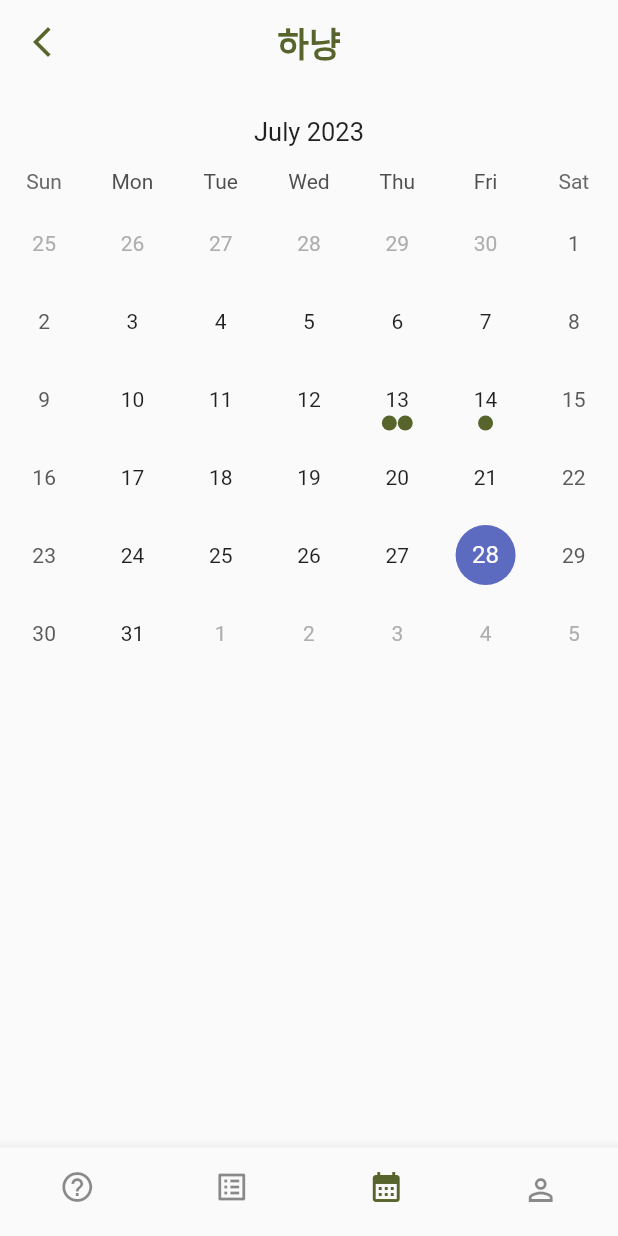
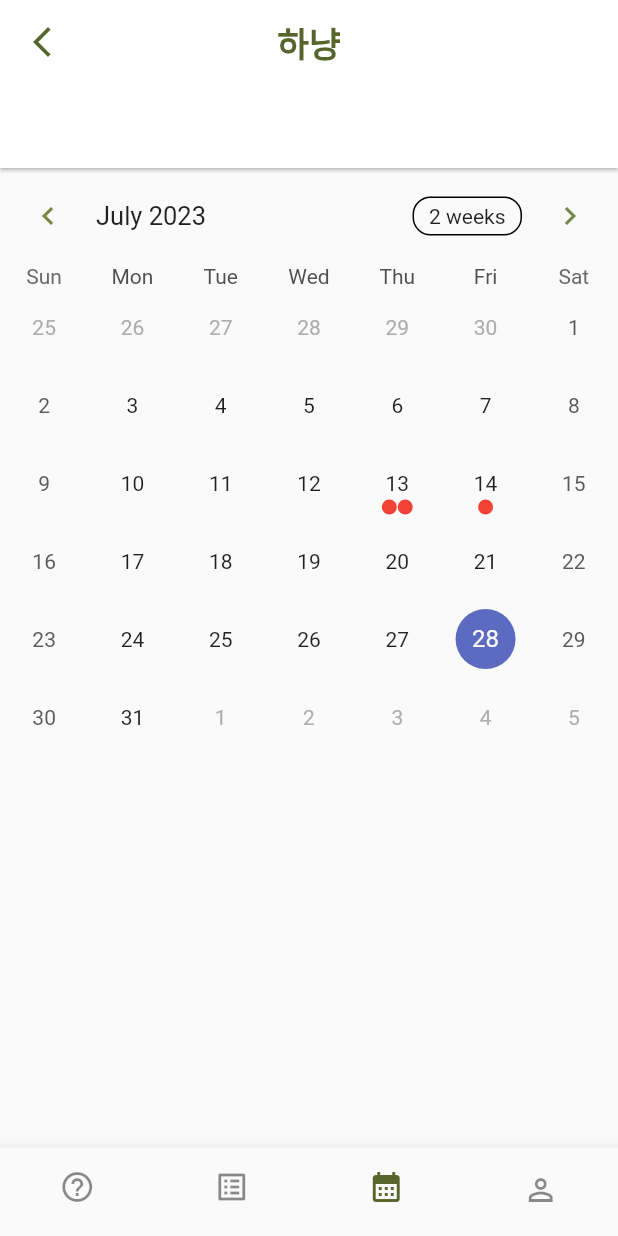
Before and after one commit to cej3827/ummmm, a Flutter app: the screen it shows after launch, item 3 of the bottom bar chosen, on a phone screen of 412 x 824 dp. Run offline on Flutter 3.47's test engine with Material 2 defaults, Android fonts, the phone set to English and light mode, and no system bars; drawn by our look-alikes of table_calendar; our stand-ins replace timer_builder; Roboto replaces fonts that are missing (cafe).

Commit message:
[front] 캘린더 복구

```diff
--- a/newflutter/lib/calenderpage.dart
+++ b/newflutter/lib/calenderpage.dart
@@ -1,75 +1,65 @@
 import 'package:flutter/material.dart';
 import 'package:table_calendar/table_calendar.dart';
 
-class Event{
+class Event {
   String title;
   Event(this.title);
 }
 
-class calender extends StatefulWidget {
-  const calender({Key? key}) : super(key: key);
+class calendar extends StatefulWidget {
+  calendar({Key? key}) : super(key: key);
 
   @override
-  State<calender> createState() => _calenderState();
+  State<calendar> createState() => _calendarState();
 }
 
-class _calenderState extends State<calender> {
-
+class _calendarState extends State<calendar> {
   DateTime selectedDay = DateTime(
     DateTime.now().year,
     DateTime.now().month,
     DateTime.now().day,
   );
 
-  DateTime focusedDay = DateTime.now();
-
   Map<DateTime, List<Event>> events = {
     DateTime.utc(2023,7,13) : [ Event('title'), Event('title2') ],
     DateTime.utc(2023,7,14) : [ Event('title3') ],
   };
 
-  List<Event> getEventsForDay(DateTime day) {
+  List<Event> _getEventsForDay(DateTime day) {
     return events[day] ?? [];
   }
 
+  DateTime focusedDay = DateTime.now();
+
   @override
   Widget build(BuildContext context) {
-    return Center(
-      child: Column(
-      children: [
-        SizedBox(height: 70,),
-        Container(
-          child: TableCalendar(
-            firstDay: DateTime.utc(2023, 1, 1),
-            lastDay: DateTime.utc(2024, 12, 31),
-            focusedDay: DateTime.now(),
-            calendarStyle: CalendarStyle(
-              markerSize: 10.0,
-              markerDecoration: BoxDecoration(
-                color: Color(0xFF57642B),
-                shape: BoxShape.circle
-              )
-            ),
-            eventLoader: getEventsForDay,
-            onDaySelected: (DateTime selectedDay, DateTime focusedDay){
+    return Scaffold(
+      appBar: AppBar(),
+      body: TableCalendar(
+        firstDay: DateTime.utc(2021, 10, 16),
+        lastDay: DateTime.utc(2030, 3, 14),
+        focusedDay: focusedDay,
+        onDaySelected: (DateTime selectedDay, DateTime focusedDay) {
+          // 선택된 날짜의 상태를 갱신합니다.
           setState(() {
             this.selectedDay = selectedDay;
             this.focusedDay = focusedDay;
           });
         },
-            selectedDayPredicate: (DateTime day){
+        selectedDayPredicate: (DateTime day) {
+          // selectedDay 와 동일한 날짜의 모양을 바꿔줍니다.
           return isSameDay(selectedDay, day);
         },
-            daysOfWeekHeight: 30,
-            headerStyle: HeaderStyle(
-              formatButtonVisible: false,
-              titleCentered: true,
-              leftChevronVisible: false,
-              rightChevronVisible: false,
+        calendarStyle: CalendarStyle(
+          markerSize: 10.0,
+          markerDecoration: BoxDecoration(
+              color: Colors.red,
+              shape: BoxShape.circle
           ),
         ),
+        eventLoader: _getEventsForDay,
       ),
-      ],
-    ));
+    );
   }
+
 }
--- a/newflutter/lib/main.dart
+++ b/newflutter/lib/main.dart
@@ -37,7 +37,7 @@ class _MyAppState extends State<MyApp> {
         ),
       ),
       extendBodyBehindAppBar: true,
-      body: [question(), qlist(), calender(), mypage()][tab],
+      body: [question(), qlist(), calendar(), mypage()][tab],
 
       bottomNavigationBar: BottomNavigationBar(
 
--- a/newflutter/pubspec.yaml
+++ b/newflutter/pubspec.yaml
@@ -39,7 +39,6 @@ dependencies:
   timer_builder: ^2.0.0
   intl: ^0.17.0
   table_calendar: ^3.0.6
-  flutter_calendar_carousel:
 
 dev_dependencies:
   flutter_test:
```
Also changed, not shown: newflutter/pubspec.lock. Lines whose indentation alone changed are shown as unchanged.
